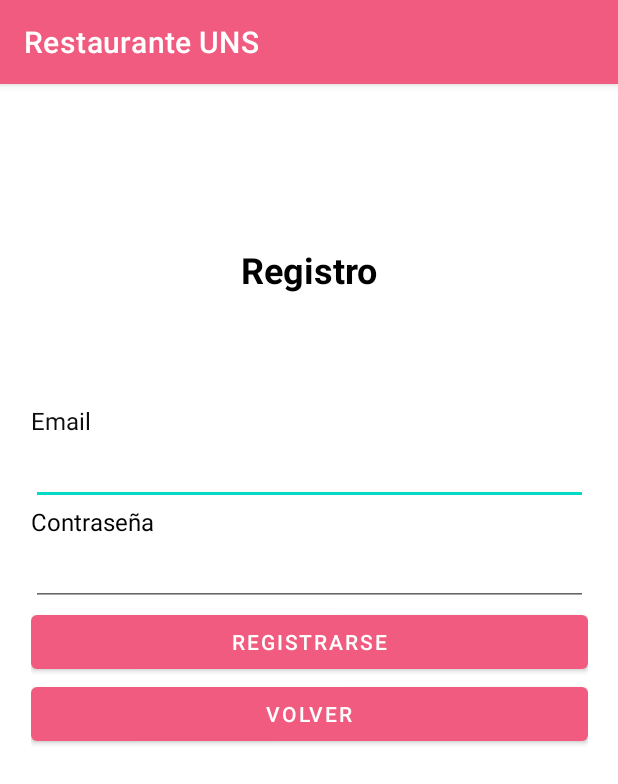
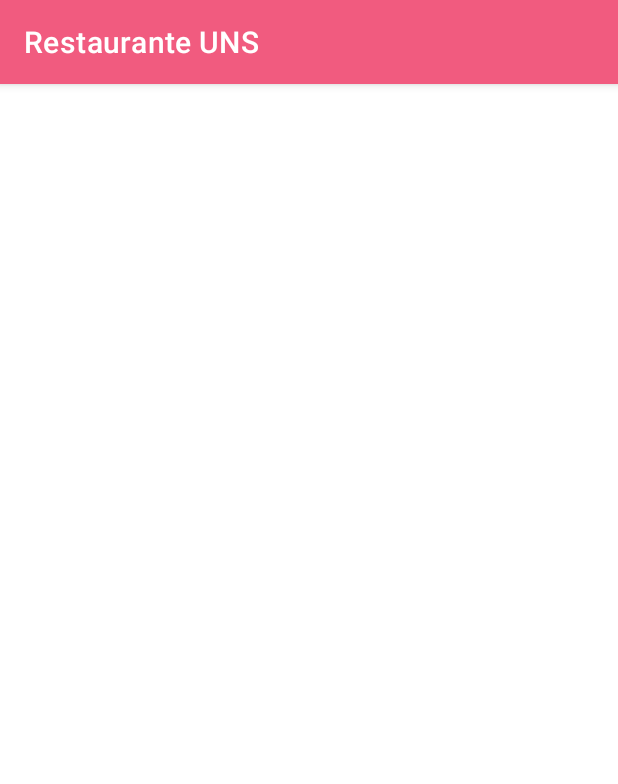
Before and after one commit to desk89/Restaurante_UNS, an Android app: the RegistrarseActivity screen opened directly, with no data from a screen before it, on a phone screen of 412 x 824 dp. Shown: the top 784 px of the screen. Run offline under Robolectric (Android 15) with nearby library versions, the phone set to English and light mode, and no system bars.

Commit message:
muchas cosas

```diff
--- a/app/build.gradle
+++ b/app/build.gradle
@@ -45,8 +45,8 @@ dependencies {
     implementation 'com.google.android.material:material:1.4.0'
     implementation 'androidx.constraintlayout:constraintlayout:2.1.0'
     implementation platform('com.google.firebase:firebase-bom:28.3.1')
-    implementation 'com.google.firebase:firebase-analytics-ktx'
-    implementation 'com.google.firebase:firebase-auth:21.0.1'
+    implementation 'com.google.firebase:firebase-database-ktx:20.0.1'
+    implementation 'com.google.firebase:firebase-firestore-ktx:23.0.3'
     testImplementation 'junit:junit:4.+'
     androidTestImplementation 'androidx.test.ext:junit:1.1.3'
     androidTestImplementation 'androidx.test.espresso:espresso-core:3.4.0'
--- a/app/src/main/java/com/example/restauranteuns/PrincipalCliente.kt
+++ b/app/src/main/java/com/example/restauranteuns/PrincipalCliente.kt
@@ -3,9 +3,12 @@ package com.example.restauranteuns
 import androidx.appcompat.app.AppCompatActivity
 import android.os.Bundle
 
+
 class PrincipalCliente : AppCompatActivity() {
+
     override fun onCreate(savedInstanceState: Bundle?) {
         super.onCreate(savedInstanceState)
         setContentView(R.layout.activity_principal_cliente)
+
     }
 }
--- a/app/src/main/res/layout/activity_principal_cliente.xml
+++ b/app/src/main/res/layout/activity_principal_cliente.xml
@@ -34,7 +34,7 @@
         app:layout_constraintVertical_bias="0.053" />
 
     <TextView
-        android:id="@+id/textView5"
+        android:id="@+id/quedesea"
         android:layout_width="121dp"
         android:layout_height="36dp"
         android:allowUndo="false"
--- a/app/src/main/res/layout/activity_registrarse.xml
+++ b/app/src/main/res/layout/activity_registrarse.xml
@@ -6,70 +6,4 @@
     android:layout_height="match_parent"
     tools:context=".RegistrarseActivity">
 
-    <LinearLayout
-        android:layout_width="371dp"
-        android:layout_height="553dp"
-        android:orientation="vertical"
-        app:layout_constraintBottom_toBottomOf="parent"
-        app:layout_constraintEnd_toEndOf="parent"
-        app:layout_constraintStart_toStartOf="parent"
-        app:layout_constraintTop_toTopOf="parent">
-
-        <TextView
-            android:id="@+id/textView4"
-            android:layout_width="match_parent"
-            android:layout_height="wrap_content"
-            android:text="Registro"
-            android:textAlignment="center"
-            android:textColor="#000000"
-            android:textIsSelectable="false"
-            android:textSize="24sp"
-            android:textStyle="bold" />
-
-        <Space
-            android:layout_width="match_parent"
-            android:layout_height="73dp" />
-
-        <TextView
-            android:id="@+id/textView6"
-            android:layout_width="match_parent"
-            android:layout_height="wrap_content"
-            android:text="Email"
-            android:textColor="#0E0E0E"
-            android:textSize="16sp" />
-
-        <EditText
-            android:id="@+id/editEmailRegistro"
-            android:layout_width="match_parent"
-            android:layout_height="wrap_content"
-            android:ems="10"
-            android:inputType="textPersonName" />
-
-        <TextView
-            android:id="@+id/textView7"
-            android:layout_width="match_parent"
-            android:layout_height="wrap_content"
-            android:text="Contraseña"
-            android:textColor="#000000"
-            android:textSize="16sp" />
-
-        <EditText
-            android:id="@+id/editContraseñaRegistro"
-            android:layout_width="match_parent"
-            android:layout_height="wrap_content"
-            android:ems="10"
-            android:inputType="textPassword" />
-
-        <Button
-            android:id="@+id/botonRegistrarme"
-            android:layout_width="match_parent"
-            android:layout_height="wrap_content"
-            android:text="Registrarse" />
-
-        <Button
-            android:id="@+id/botonVolver"
-            android:layout_width="match_parent"
-            android:layout_height="wrap_content"
-            android:text="Volver" />
-    </LinearLayout>
 </androidx.constraintlayout.widget.ConstraintLayout>
```
Also changed, not shown: app/src/main/java/com/example/restauranteuns/MainActivity.kt (+28 -0 lines), app/src/main/java/com/example/restauranteuns/modelos/Usuario.kt (added, +15 -0 lines), app/src/main/res/layout/activity_main.xml (+4 -3 lines).
